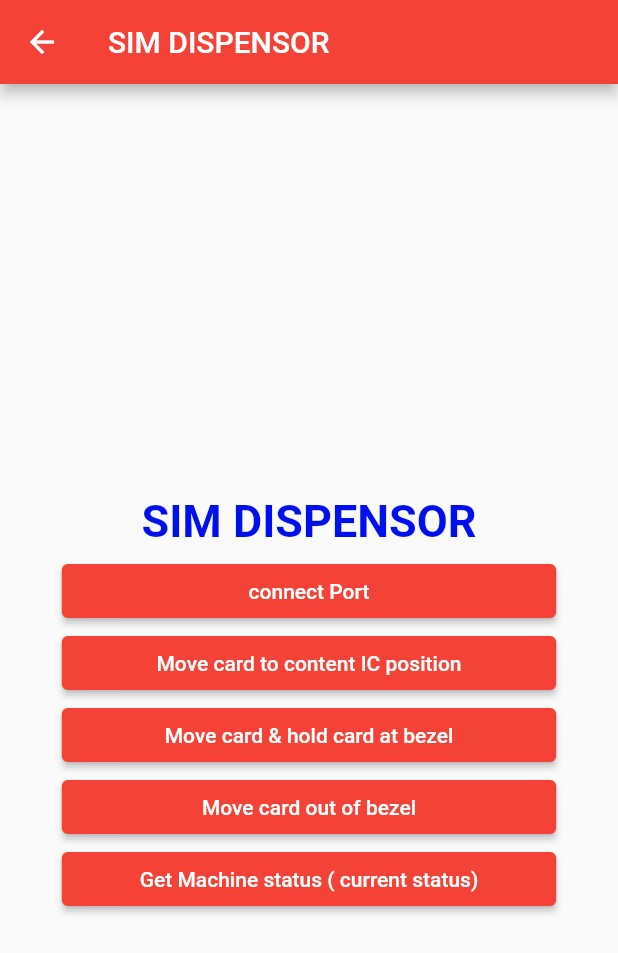
After one commit to taeholiday/FMT_Test_Sofeware, a Flutter app: the screen it shows after launch, after a tap on "SIM DISPENSOR", on a phone screen of 412 x 824 dp. The commit adds this screen. Shown: the top 953 px of the screen. Run offline on Flutter 3.47's test engine with Material 2 defaults, Android fonts, the phone set to English and light mode, and no system bars; our stand-ins replace hex, image_picker; missing offline and left inert: esc_pos_utils, flutter_charset_detector, flutter_libserialport, flutter_usb_printer, usb_serial.

Commit message:
commit create test sim dispensor

```diff
--- a/lib/home_page.dart
+++ b/lib/home_page.dart
@@ -2,6 +2,7 @@ import 'package:flutter/material.dart';
 import 'package:fmt_test_sofeware/barcode_scanner_page.dart';
 import 'package:fmt_test_sofeware/camera_and_gallery_page.dart';
 import 'package:fmt_test_sofeware/ict_device_page.dart';
+import 'package:fmt_test_sofeware/sim_dispensor_test_page.dart';
 import 'package:fmt_test_sofeware/thermal_printer_page.dart';
 
 class HomePage extends StatefulWidget {
@@ -56,10 +57,26 @@ class _HomePageState extends State<HomePage> {
                 testBarcodeScanner,
               ),
             ),
+            SizedBox(
+              width: size > 600 ? size * 0.4 : size * 0.8,
+              child: buttonGanareter(
+                context,
+                'SIM DISPENSOR',
+                testSIMDispensor,
+              ),
+            ),
           ],
         ),
       ),
     );
+  }
+
+  testSIMDispensor() {
+    Navigator.push(
+        context,
+        MaterialPageRoute(
+          builder: (context) => const SimDispensorTestPage(),
+        ));
   }
 
   testBarcodeScanner() {
--- /dev/null
+++ b/lib/sim_dispensor_test_page.dart
@@ -0,0 +1,251 @@
+import 'dart:typed_data';
+
+import 'package:flutter/material.dart';
+
+import 'package:flutter_libserialport/flutter_libserialport.dart';
+import 'package:fmt_test_sofeware/provider/set_string_provider/set_string_provider.dart';
+import 'package:hex/hex.dart';
+import 'package:provider/provider.dart';
+
+class SimDispensorTestPage extends StatefulWidget {
+  const SimDispensorTestPage({Key? key}) : super(key: key);
+
+  @override
+  State<SimDispensorTestPage> createState() => _SimDispensorTestPageState();
+}
+
+class _SimDispensorTestPageState extends State<SimDispensorTestPage> {
+  double size = 0.0;
+  List<String>? devices;
+  String? status = "";
+  String? deviceSelect;
+  SerialPort? port;
+  List<int> response = [];
+  SetStringProvider setStringProvider = SetStringProvider();
+
+  @override
+  void initState() {
+    super.initState();
+    _getPort();
+    Future.delayed(Duration.zero, () async {
+      Provider.of<SetStringProvider>(context, listen: false).setString("");
+    });
+  }
+
+  @override
+  void dispose() {
+    port?.close();
+    super.dispose();
+  }
+
+  _getPort() async {
+    List<String> availablePort = SerialPort.availablePorts;
+
+    if (availablePort.isNotEmpty) {
+      setState(() {
+        devices = availablePort;
+      });
+    }
+  }
+
+  @override
+  Widget build(BuildContext context) {
+    size = MediaQuery.of(context).size.width;
+    return Scaffold(
+      appBar: AppBar(
+        title: const Text("SIM DISPENSOR"),
+      ),
+      body: Center(
+          child: Column(
+        mainAxisSize: MainAxisSize.min,
+        children: [
+          Text(
+            ' ${setStringProvider.getString}',
+            textAlign: TextAlign.center,
+            style: const TextStyle(
+                fontWeight: FontWeight.bold,
+                height: 2,
+                fontSize: 20,
+                color: Color.fromARGB(255, 0, 16, 236)),
+          ),
+          const Text(
+            "SIM DISPENSOR",
+            style: TextStyle(
+                fontWeight: FontWeight.bold,
+                height: 2,
+                fontSize: 30,
+                color: Color.fromARGB(255, 0, 16, 236)),
+          ),
+          devices != null
+              ? SizedBox(
+                  width: size > 600 ? size * 0.4 : size * 0.8,
+                  child: DropdownButton(
+                    isExpanded: true,
+                    value: deviceSelect,
+                    items:
+                        devices!.map<DropdownMenuItem<String>>((String value) {
+                      return DropdownMenuItem<String>(
+                        value: value..toString(),
+                        child: Text(
+                          value..toString(),
+                          style: const TextStyle(color: Colors.black),
+                        ),
+                      );
+                    }).toList(),
+                    onChanged: (String? value) {
+                      setState(() {
+                        deviceSelect = value;
+                        print(deviceSelect);
+                      });
+                    },
+                  ),
+                )
+              : Container(),
+          SizedBox(
+            width: size > 600 ? size * 0.4 : size * 0.8,
+            child: buttonGanareter(
+              context,
+              'connect Port',
+              connectPort,
+            ),
+          ),
+          SizedBox(
+            width: size > 600 ? size * 0.4 : size * 0.8,
+            child: buttonGanareter(
+              context,
+              'Move card to content IC position',
+              moveCardToContentICposition,
+            ),
+          ),
+          SizedBox(
+            width: size > 600 ? size * 0.4 : size * 0.8,
+            child: buttonGanareter(
+              context,
+              'Move card & hold card at bezel',
+              moveCardAndHoldCardAtBezel,
+            ),
+          ),
+          SizedBox(
+            width: size > 600 ? size * 0.4 : size * 0.8,
+            child: buttonGanareter(
+              context,
+              'Move card out of bezel',
+              moveCardOutOfBezel,
+            ),
+          ),
+          SizedBox(
+            width: size > 600 ? size * 0.4 : size * 0.8,
+            child: buttonGanareter(
+              context,
+              'Get Machine status ( current status)',
+              getMachineStatusCurrentStatus,
+            ),
+          ),
+        ],
+      )),
+    );
+  }
+
+  getMachineStatusCurrentStatus() {
+    port!.config.baudRate = 9600;
+    port!.config.bits = 8;
+    port!.config.parity = SerialPortParity.none;
+    port!.config.stopBits = 1;
+
+    port!.write(Uint8List.fromList(
+        [0xF2, 0x00, 0x00, 0x03, 0x43, 0x31, 0x30, 0x03, 0xB0]));
+  }
+
+  moveCardOutOfBezel() {
+    port!.config.baudRate = 9600;
+    port!.config.bits = 8;
+    port!.config.parity = SerialPortParity.none;
+    port!.config.stopBits = 1;
+
+    port!.write(Uint8List.fromList(
+        [0xF2, 0x00, 0x00, 0x03, 0x43, 0x32, 0x39, 0x03, 0xBA]));
+  }
+
+  moveCardAndHoldCardAtBezel() {
+    port!.config.baudRate = 9600;
+    port!.config.bits = 8;
+    port!.config.parity = SerialPortParity.none;
+    port!.config.stopBits = 1;
+
+    port!.write(Uint8List.fromList(
+        [0xF2, 0x00, 0x00, 0x03, 0x43, 0x32, 0x30, 0x03, 0xB3]));
+  }
+
+  moveCardToContentICposition() {
+    port!.config.baudRate = 9600;
+    port!.config.bits = 8;
+    port!.config.parity = SerialPortParity.none;
+    port!.config.stopBits = 1;
+
+    port!.write(Uint8List.fromList(
+        [0xF2, 0x00, 0x00, 0x03, 0x43, 0x32, 0x31, 0x03, 0xB2]));
+  }
+
+  connectPort() {
+    int index = devices!.indexWhere((element) => element == deviceSelect);
+
+    if (index != null) {
+      port = SerialPort(devices![index].toString());
+    }
+
+    bool openResult = port!.open(mode: SerialPortMode.readWrite);
+    if (!openResult) {
+      print("Failed to open");
+
+      return;
+    } else {
+      print("success to open");
+
+      try {
+        //TODO: Read on port
+
+        SerialPortReader reader = SerialPortReader(port!);
+        Stream<Uint8List> upcommingData = reader.stream.map((data) {
+          return data;
+        });
+
+        upcommingData.listen((data) {
+          response.addAll(data);
+          if (response.isNotEmpty &&
+              HEX.encode(response).contains("06f20000065032313231300397")) {
+            port!.config.baudRate = 9600;
+            port!.config.bits = 8;
+            port!.config.parity = SerialPortParity.none;
+            port!.config.stopBits = 1;
+
+            port!.write(Uint8List.fromList([0x06]));
+            setStringProvider.setString(HEX.encode(response));
+            response.clear();
+          } else if (response.isNotEmpty &&
+              HEX.encode(response).contains("06f20000065032303131300395")) {
+            port!.config.baudRate = 9600;
+            port!.config.bits = 8;
+            port!.config.parity = SerialPortParity.none;
+            port!.config.stopBits = 1;
+
+            port!.write(Uint8List.fromList([0x06]));
+            setStringProvider.setString(HEX.encode(response));
+            response.clear();
+          }
+        });
+      } on SerialPortError catch (err, _) {
+        print(SerialPort.lastError);
+        port!.close();
+      }
+    }
+  }
+
+  buttonGanareter(BuildContext context, String buttonName, Function function) {
+    return ElevatedButton(
+      onPressed: () {
+        function();
+      },
+      child: Text(buttonName),
+    );
+  }
+}
```
Also changed, not shown: lib/ict_nk77_test_page.dart (+41 -41 lines).
